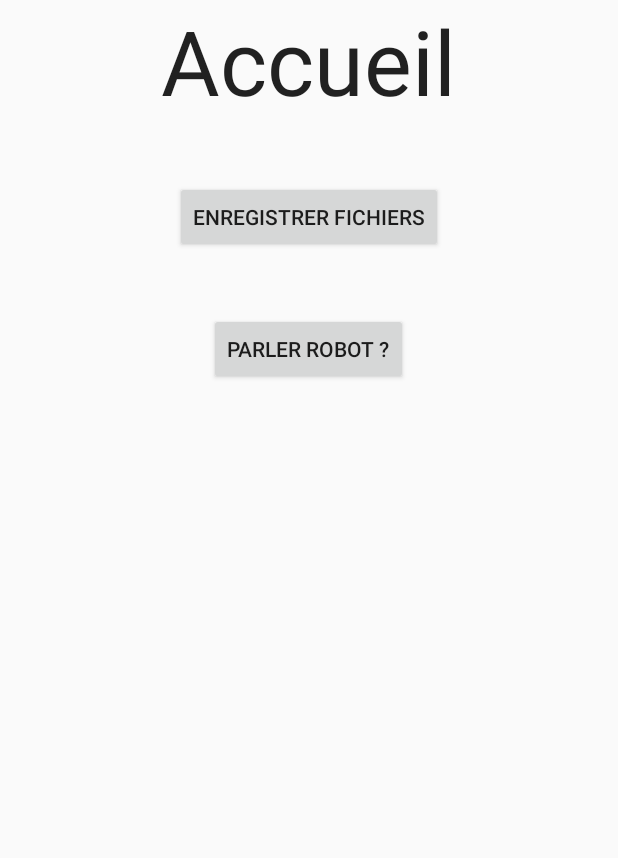
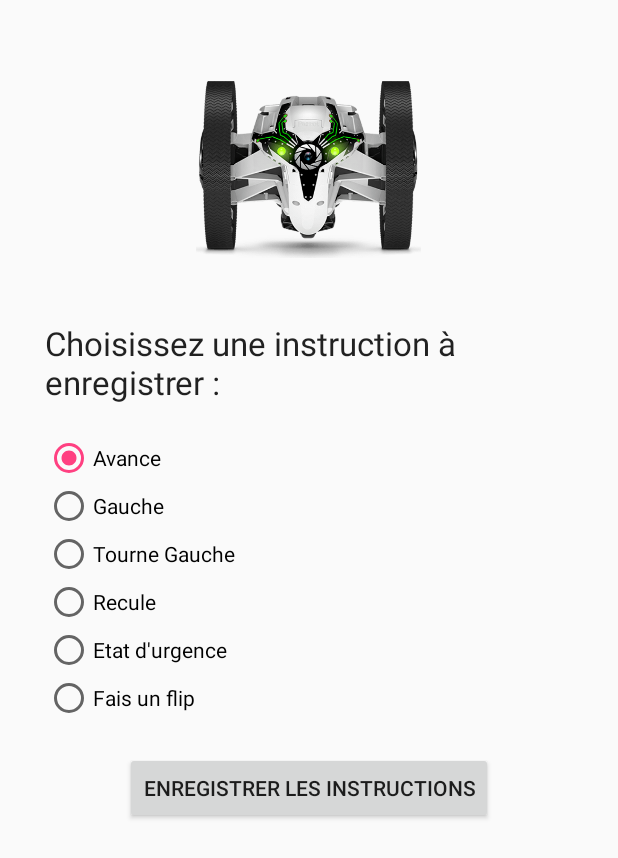
Before and after one commit to Marianna-dl/Projet-MCS, an Android app: the screen it shows after launch (AccueilActivity), on a phone screen of 412 x 824 dp. Shown: the top 858 px of the screen. Run offline under Robolectric (Android 15) with nearby library versions, the phone set to English and light mode, and no system bars.

Commit message:
Modification de la structure de l'interface. Ajout des images pour les instructions.

```diff
--- a/Projet-Android/ProjetMCS/app/src/main/res/layout/accueil_layout.xml
+++ b/Projet-Android/ProjetMCS/app/src/main/res/layout/accueil_layout.xml
@@ -1,34 +1,102 @@
 <?xml version="1.0" encoding="utf-8"?>
+
+<RelativeLayout
+    xmlns:android="http://schemas.android.com/apk/res/android"
+    android:layout_height="fill_parent"
+    android:id="@+id/relativeLayout1"
+    android:layout_width="wrap_content">
+
+    <ScrollView
+        android:layout_height="fill_parent"
+        android:layout_width="fill_parent">
+
         <LinearLayout xmlns:android="http://schemas.android.com/apk/res/android"
-    android:orientation="vertical" android:layout_width="match_parent"
+            android:id="@+id/layoutAccueil"
+            android:orientation="vertical"
+            android:layout_width="match_parent"
             android:layout_height="match_parent"
-    android:id="@+id/layoutAccueil"
             android:measureWithLargestChild="true"
+            android:layout_margin="@dimen/margePrincipale"
             android:weightSum="1">
+
+            <ImageView
+                android:id="@+id/imageJumpingSumo"
+                android:layout_width="150dp"
+                android:layout_height="164dp"
+                android:layout_gravity="center_horizontal"
+                android:src="@drawable/jumping_sumo"
+                android:layout_marginBottom="20dp" />
 
             <TextView
                 android:layout_width="wrap_content"
                 android:layout_height="wrap_content"
                 android:textAppearance="?android:attr/textAppearanceLarge"
-        android:text="Accueil"
-        android:id="@+id/textView"
+                android:text="Choisissez une instruction à enregistrer : "
+                android:id="@+id/textView2"
                 android:layout_gravity="center_horizontal"
-        android:textSize="60dp" />
+                android:layout_marginBottom="20dp"/>
+
+            <RadioGroup xmlns:android="http://schemas.android.com/apk/res/android"
+                android:id="@+id/radioGroup"
+                android:layout_width="fill_parent"
+                android:layout_height="wrap_content"
+                android:orientation="vertical"
+                android:checkedButton="@+id/radioAvance">
+
+                <RadioButton
+                    android:layout_width="wrap_content"
+                    android:layout_height="wrap_content"
+                    android:text="Avance"
+                    android:id="@+id/radioAvance"
+                    android:checked="false"
+                    android:layout_marginRight="50dp" />
+
+                <RadioButton
+                    android:layout_width="wrap_content"
+                    android:layout_height="wrap_content"
+                    android:text="Gauche"
+                    android:id="@+id/radioGauche"
+                    android:checked="false" />
+
+                <RadioButton
+                    android:layout_width="wrap_content"
+                    android:layout_height="wrap_content"
+                    android:text="Tourne Gauche"
+                    android:id="@+id/radioTourneGauche"
+                    android:checked="false" />
+
+                <RadioButton
+                    android:layout_width="wrap_content"
+                    android:layout_height="wrap_content"
+                    android:text="Recule"
+                    android:id="@+id/radioRecule"
+                    android:checked="false" />
+
+                <RadioButton
+                    android:layout_width="wrap_content"
+                    android:layout_height="wrap_content"
+                    android:text="Etat d&apos;urgence"
+                    android:id="@+id/radioUrgence"
+                    android:checked="false" />
+
+                <RadioButton
+                    android:layout_width="wrap_content"
+                    android:layout_height="wrap_content"
+                    android:text="Fais un flip"
+                    android:id="@+id/radioFlip"
+                    android:checked="false" />
+            </RadioGroup>
 
             <Button
                 android:layout_width="wrap_content"
                 android:layout_height="wrap_content"
-        android:text="Enregistrer fichiers"
+                android:text="Enregistrer les instructions"
                 android:id="@+id/btnActivityRecord"
                 android:layout_gravity="center_horizontal"
-        android:layout_marginTop="40dp" />
-
-    <Button
-        android:layout_width="wrap_content"
-        android:layout_height="wrap_content"
-        android:text="Parler robot ?"
-        android:id="@+id/btnActivityTalk"
-        android:layout_gravity="center_horizontal"
-        android:layout_marginTop="40dp" />
+                android:layout_marginTop="20dp" />
 
         </LinearLayout>
+
+    </ScrollView>
+
+</RelativeLayout>
--- a/Projet-Android/ProjetMCS/app/src/main/res/values/dimens.xml
+++ b/Projet-Android/ProjetMCS/app/src/main/res/values/dimens.xml
@@ -3,4 +3,5 @@
     <dimen name="activity_horizontal_margin">16dp</dimen>
     <dimen name="activity_vertical_margin">16dp</dimen>
     <dimen name="fab_margin">16dp</dimen>
+    <dimen name="margePrincipale">30dp</dimen>
 </resources>
--- a/Projet-Android/ProjetMCS/app/src/main/res/values/strings.xml
+++ b/Projet-Android/ProjetMCS/app/src/main/res/values/strings.xml
@@ -1,4 +1,5 @@
 <resources>
     <string name="app_name">ProjetMCS</string>
-    <string name="action_settings">Settings</string>
+    <string name="action_a_propos">A propos</string>
+    <string name="action_Quitter">Quitter</string>
 </resources>
```
Also changed, not shown: Projet-Android/ProjetMCS/app/src/main/java/ups/projetmcs/AccueilActivity.java (+7 -8 lines), Projet-Android/ProjetMCS/app/src/main/res/layout/avance_layout.xml (added, +66 -0 lines), Projet-Android/ProjetMCS/app/src/main/res/menu/menu_main.xml (+10 -6 lines), Projet-Android/ProjetMCS/app/src/main/res/drawable/avance.png (added), Projet-Android/ProjetMCS/app/src/main/res/drawable/flip.png (added), Projet-Android/ProjetMCS/app/src/main/res/drawable/gauche.png (added), Projet-Android/ProjetMCS/app/src/main/res/drawable/jumping_sumo.png (added), Projet-Android/ProjetMCS/app/src/main/res/drawable/recule.png (added), Projet-Android/ProjetMCS/app/src/main/res/drawable/tourne_gauche.png (added), 1 other file. Lines whose indentation alone changed are shown as unchanged.
